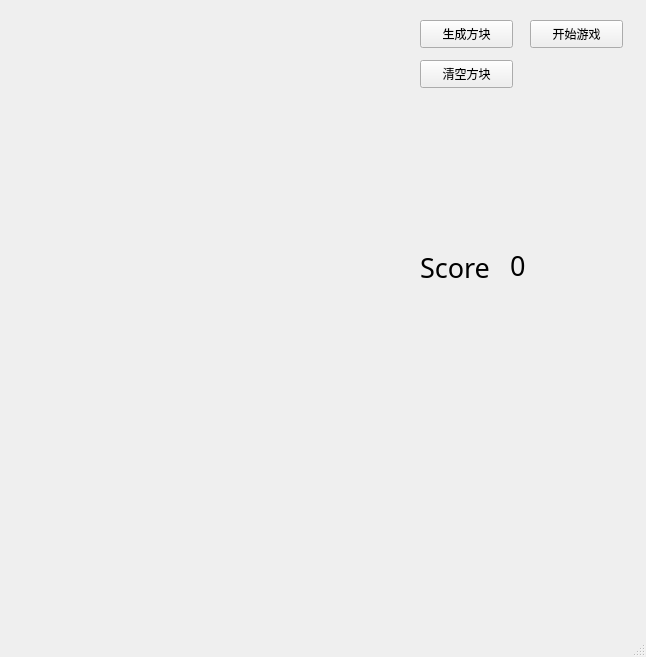
Above: mainwindow.ui from SalHe/QtArixTetris before the change. Below: the same form after it.
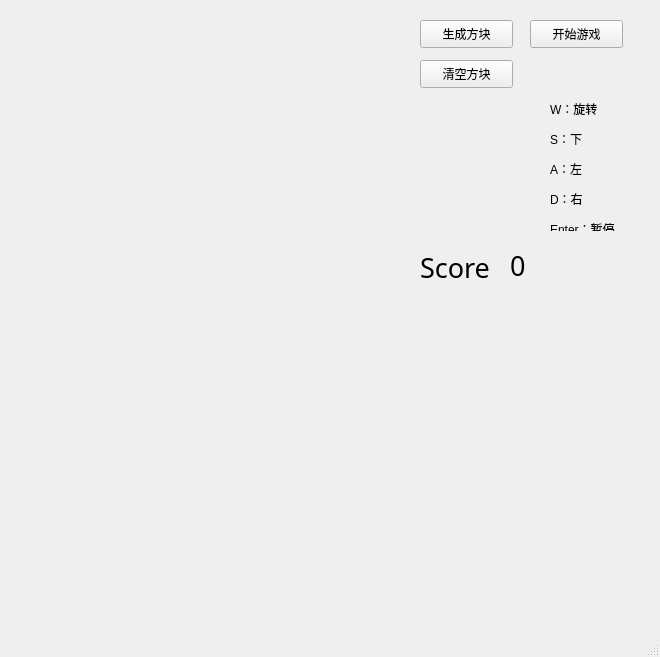
That is the form after the change. Custom widgets are drawn as their Qt base class.

Commit message: add: 可暂停游戏

```diff
--- a/mainwindow.ui
+++ b/mainwindow.ui
@@ -6,7 +6,7 @@
    <rect>
     <x>0</x>
     <y>0</y>
-    <width>646</width>
+    <width>660</width>
     <height>657</height>
    </rect>
   </property>
@@ -111,6 +111,22 @@
      <string>0</string>
     </property>
    </widget>
+   <widget class="QLabel" name="label_2">
+    <property name="geometry">
+     <rect>
+      <x>550</x>
+      <y>100</y>
+      <width>91</width>
+      <height>131</height>
+     </rect>
+    </property>
+    <property name="text">
+     <string>&lt;html&gt;&lt;head/&gt;&lt;body&gt;&lt;p&gt;W：旋转&lt;/p&gt;&lt;p&gt;S：下&lt;/p&gt;&lt;p&gt;A：左&lt;/p&gt;&lt;p&gt;D：右&lt;/p&gt;&lt;p&gt;Enter：暂停&lt;/p&gt;&lt;/body&gt;&lt;/html&gt;</string>
+    </property>
+    <property name="textFormat">
+     <enum>Qt::AutoText</enum>
+    </property>
+   </widget>
   </widget>
   <widget class="QMenuBar" name="menubar">
    <property name="geometry">
```
Left out of the diff: 4 changed lines with no effect on the pictures. The commit also changes 4 other files.
